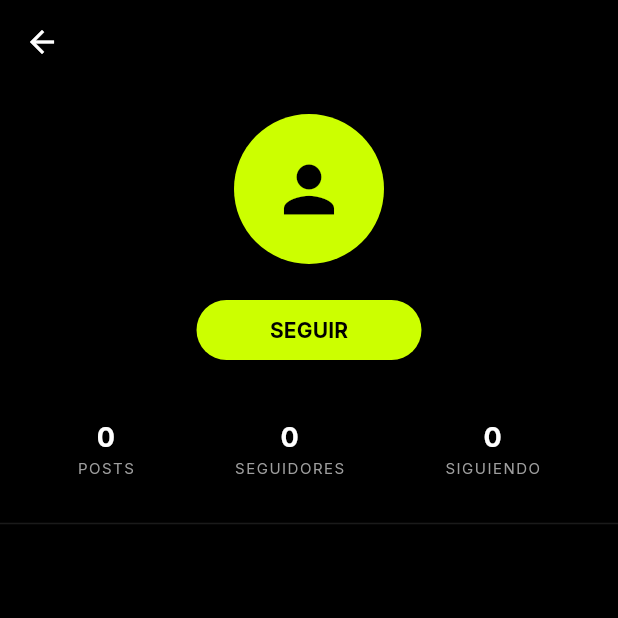
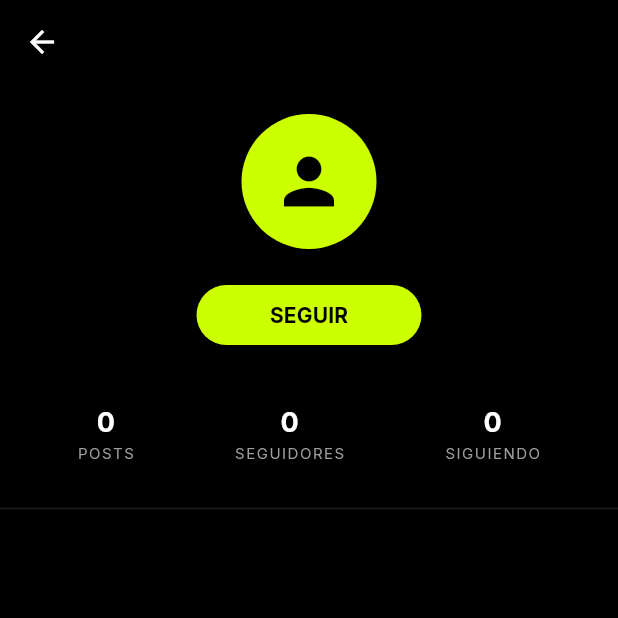
Before and after one commit to camiloaacevedo/SINCERA, a Flutter app: the UserProfileScreen screen opened directly with empty values, on a phone screen of 412 x 824 dp, the top half of it. Run offline on Flutter 3.47's test engine with Material 3 defaults, Android fonts, the phone set to English and light mode, and no system bars; our stand-ins replace camera, flutter_dotenv, google_fonts, shared_preferences, supabase_flutter; accounts and stored records are empty; network calls fail.

Commit message:
bugs fixed

```diff
--- a/sincera_app/lib/screens/user_profile_screen.dart
+++ b/sincera_app/lib/screens/user_profile_screen.dart
@@ -1,5 +1,6 @@
 import 'package:flutter/material.dart';
 import 'package:shared_preferences/shared_preferences.dart';
+import 'package:sincera_app/widgets/user_avatar.dart';
 import 'post_view_screen.dart';
 import '../services/api_service.dart';
 import '../theme.dart';
@@ -77,7 +78,7 @@ class _UserProfileScreenState extends State<UserProfileScreen> {
                 child: items.isEmpty
                     ? const Center(
                         child: Text(
-                          "LISTA VACÍA",
+                          "No hay usuarios todavía",
                           style: TextStyle(
                             color: Colors.white24,
                             fontWeight: FontWeight.bold,
@@ -100,17 +101,8 @@ class _UserProfileScreenState extends State<UserProfileScreen> {
                                 ),
                               );
                             },
-                            leading: CircleAvatar(
-                              backgroundColor: SinceraTheme.accentNeon,
-                              backgroundImage: items[i]['avatar_url'] != null
-                                  ? NetworkImage(items[i]['avatar_url'])
-                                  : null,
-                              child: items[i]['avatar_url'] == null
-                                  ? const Icon(
-                                      Icons.person,
-                                      color: Colors.black,
-                                    )
-                                  : null,
+                            leading: UserAvatar(
+                              avatarUrl: items[i]['avatar_url'],
                             ),
                             title: Text(
                               user,
@@ -157,16 +149,7 @@ class _UserProfileScreenState extends State<UserProfileScreen> {
         Center(
           child: GestureDetector(
             onTap: () => SinceraUtils.verFotoGrande(context, avatar),
-            child: CircleAvatar(
-              radius: 50,
-              backgroundColor: SinceraTheme.accentNeon,
-              backgroundImage: (avatar != null && avatar.isNotEmpty)
-                  ? NetworkImage(avatar)
-                  : null,
-              child: (avatar == null || avatar.isEmpty)
-                  ? const Icon(Icons.person, size: 50, color: Colors.black)
-                  : null,
-            ),
+            child: UserAvatar(avatarUrl: avatar),
           ),
         ),
 
--- /dev/null
+++ b/sincera_app/lib/widgets/user_avatar.dart
@@ -0,0 +1,32 @@
+import 'package:flutter/material.dart';
+import '../theme.dart';
+
+class UserAvatar extends StatelessWidget {
+  final String? avatarUrl;
+  final double radius;
+  final double iconSize;
+
+  const UserAvatar({
+    super.key,
+    this.avatarUrl,
+    this.radius = 45,
+    this.iconSize = 50,
+  });
+
+  @override
+  Widget build(BuildContext context) {
+    bool hasImage =
+        avatarUrl != null &&
+        avatarUrl!.isNotEmpty &&
+        avatarUrl!.startsWith('http');
+
+    return CircleAvatar(
+      radius: radius,
+      backgroundColor: SinceraTheme.accentNeon,
+      backgroundImage: hasImage ? NetworkImage(avatarUrl!) : null,
+      child: !hasImage
+          ? Icon(Icons.person, size: iconSize, color: Colors.black)
+          : null,
+    );
+  }
+}
--- a/sincera_app/lib/widgets/user_stats_bar.dart
+++ b/sincera_app/lib/widgets/user_stats_bar.dart
@@ -31,8 +31,12 @@ class UserStatsBar extends StatelessWidget {
   }
 
   Widget _buildStat(String label, String value, List lista) {
+    bool isClickable = label.toLowerCase() != "posts";
+
     return GestureDetector(
-      onTap: () => onStatTap(label, lista),
+      onTap: isClickable
+          ? () => onStatTap(label, lista)
+          : null,
       child: Column(
         children: [
           Text(
```
Also changed, not shown: sincera_app/lib/screens/feed/tabs/profile_tab.dart (+3 -18 lines).
